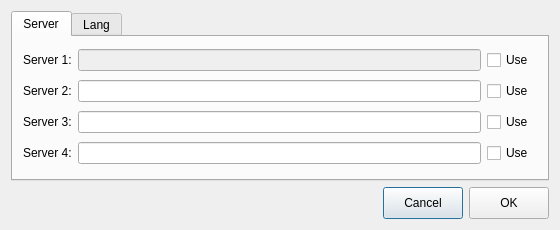
The window that src/settings.ui (steptosky/x-csl-updater) describes before a commit, drawn with Qt 5.
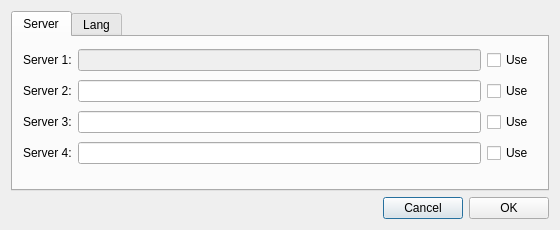
The same window after the commit.

Commit message: another UI fix for Mac.

```diff
--- a/src/settings.ui
+++ b/src/settings.ui
@@ -257,7 +257,7 @@
        <property name="minimumSize">
         <size>
          <width>0</width>
-         <height>32</height>
+         <height>0</height>
         </size>
        </property>
        <property name="toolTip">
@@ -273,7 +273,7 @@
        <property name="minimumSize">
         <size>
          <width>0</width>
-         <height>32</height>
+         <height>0</height>
         </size>
        </property>
        <property name="toolTip">
```
The commit also changes 2 other files.
